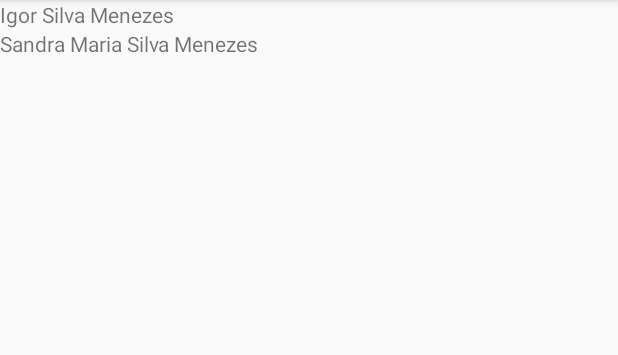
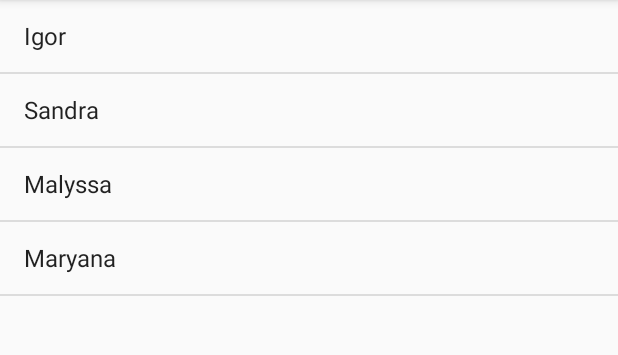
Before and after one commit to igorsilvamenezes/agenda, an Android app: the screen it shows after launch (ListaAlunosActivity), on a phone screen of 412 x 824 dp, the part 84-439 px from its top. Run offline under Robolectric (Android 15) with nearby library versions, the light colour scheme and no system bars.

Commit message:
Melhorando a lista de Alunos, utilizando ListView com array de Strings

```diff
--- a/app/src/main/java/br/com/meltha/agenda/ListaAlunosActivity.java
+++ b/app/src/main/java/br/com/meltha/agenda/ListaAlunosActivity.java
@@ -3,6 +3,11 @@
 import androidx.appcompat.app.AppCompatActivity;
 
 import android.os.Bundle;
+import android.view.View;
+import android.widget.ArrayAdapter;
+import android.widget.ListView;
+
+import java.util.List;
 
 public class ListaAlunosActivity extends AppCompatActivity {
 
@@ -10,5 +15,10 @@
     protected void onCreate(Bundle savedInstanceState) {
         super.onCreate(savedInstanceState);
         setContentView(R.layout.activity_lista_alunos);
+
+        String[] alunos =  {"Igor", "Sandra", "Malyssa", "Maryana"};
+        ListView listaAlunos = findViewById(R.id.lista_alunos);
+        ArrayAdapter<String> adapter = new ArrayAdapter<>(this, android.R.layout.simple_list_item_1, alunos);
+        listaAlunos.setAdapter(adapter);
     }
 }
--- a/app/src/main/res/layout/activity_lista_alunos.xml
+++ b/app/src/main/res/layout/activity_lista_alunos.xml
@@ -5,14 +5,12 @@
     android:layout_height="match_parent"
     android:orientation="vertical">
 
-    <TextView
-        android:layout_width="wrap_content"
-        android:layout_height="wrap_content"
-        android:text="Igor Silva Menezes" />
+    <ListView
+        android:id="@+id/lista_alunos"
+        android:layout_width="match_parent"
+        android:layout_height="match_parent">
 
-    <TextView
-        android:layout_width="wrap_content"
-        android:layout_height="wrap_content"
-        android:text="Sandra Maria Silva Menezes"/>
 
+
+    </ListView>
 </LinearLayout>
```
